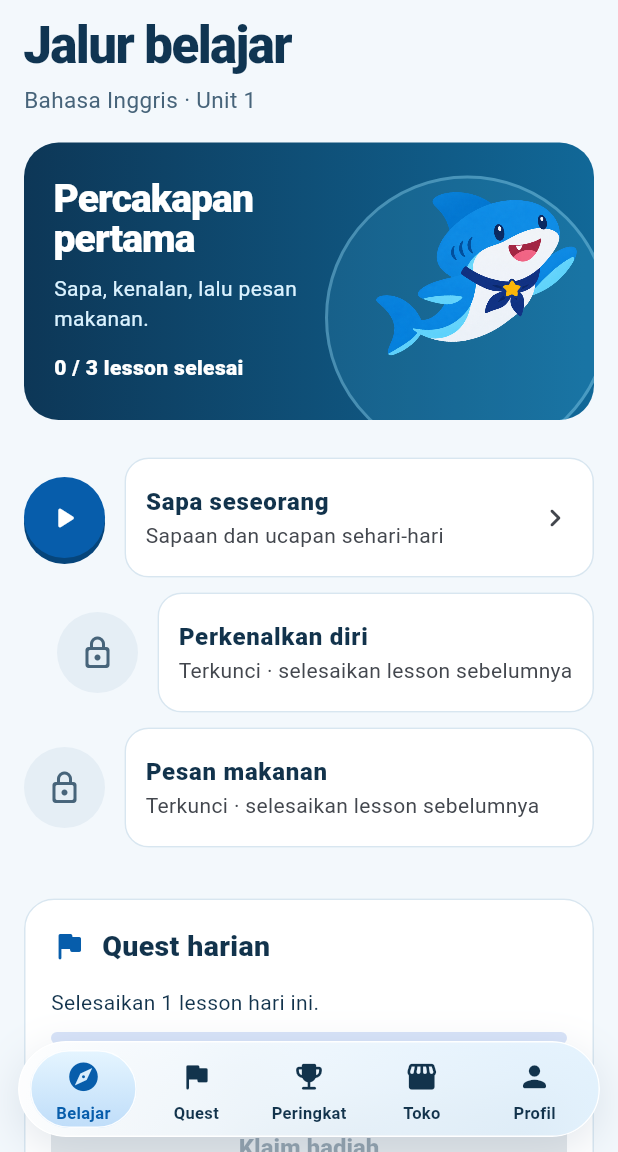
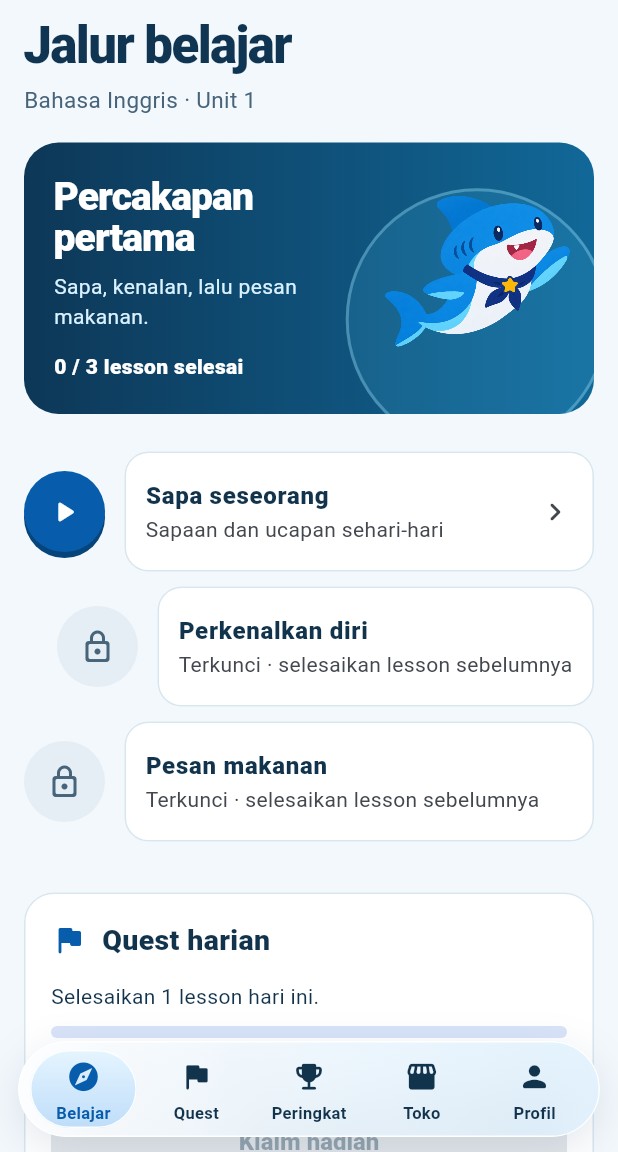
Before and after one commit to Zaimae-1/Finall-Tim-5, a Flutter app: the LearningHome screen opened directly with empty values, on a phone screen of 412 x 824 dp, the part 84-1236 px from its top. Run offline on Flutter 3.47's test engine with Material 3 defaults, Android fonts, the phone set to English and light mode, and no system bars; our stand-ins replace shared_preferences; missing offline and left inert: cryptography; accounts and stored records are empty.

Commit message:
fix: preserve shark proportions in compact banners

```diff
--- a/lib/features/learn/learning_home.dart
+++ b/lib/features/learn/learning_home.dart
@@ -578,8 +578,12 @@ class _CourseBanner extends StatelessWidget {
       ),
       child: LayoutBuilder(
         builder: (context, constraints) {
-          final art = (constraints.maxWidth * .39).clamp(92.0, 210.0);
-          return Stack(
+          final art = (constraints.maxWidth * .36).clamp(88.0, 176.0);
+          const artInset = 12.0;
+          return ConstrainedBox(
+            constraints: BoxConstraints(minHeight: art + artInset * 2),
+            child: Stack(
+              alignment: Alignment.centerLeft,
               children: [
                 Positioned(
                   right: -art * .07,
@@ -598,15 +602,15 @@ class _CourseBanner extends StatelessWidget {
                   ),
                 ),
                 Positioned(
-                right: 7,
-                top: 0,
-                bottom: 0,
+                  right: artInset,
+                  top: artInset,
+                  bottom: artInset,
                   child: Center(
                     child: SharkMascot(size: art, animate: animateMascot),
                   ),
                 ),
                 Padding(
-                padding: EdgeInsets.fromLTRB(20, 23, art + 14, 25),
+                  padding: EdgeInsets.fromLTRB(20, 22, art + artInset * 2, 22),
                   child: Column(
                     crossAxisAlignment: CrossAxisAlignment.start,
                     children: [
@@ -637,6 +641,7 @@ class _CourseBanner extends StatelessWidget {
                   ),
                 ),
               ],
+            ),
           );
         },
       ),
--- a/lib/shared/shark_mascot.dart
+++ b/lib/shared/shark_mascot.dart
@@ -108,9 +108,25 @@ class _SharkMascotState extends State<SharkMascot>
   Widget build(BuildContext context) {
     return ExcludeSemantics(
       child: RepaintBoundary(
-        child: SizedBox.square(
-          dimension: widget.size,
-          child: AnimatedBuilder(
+        child: LayoutBuilder(
+          builder: (context, constraints) {
+            final size = math.min(
+              widget.size,
+              constraints.biggest.shortestSide,
+            );
+            return Center(
+              widthFactor: 1,
+              heightFactor: 1,
+              child: SizedBox.square(dimension: size, child: _buildPose(size)),
+            );
+          },
+        ),
+      ),
+    );
+  }
+
+  Widget _buildPose(double size) {
+    return AnimatedBuilder(
       animation: _ticks,
       builder: (context, _) {
         final phase = _idle.value * math.pi * 2;
@@ -144,10 +160,7 @@ class _SharkMascotState extends State<SharkMascot>
           ),
           SharkMood.swim => (0.0, 0.0, 0.0, 1.0),
         };
-              final blink = (1 - (_idle.value - .57).abs() / .038).clamp(
-                0.0,
-                1.0,
-              );
+        final blink = (1 - (_idle.value - .57).abs() / .038).clamp(0.0, 1.0);
         final rig = _rig;
 
         return Stack(
@@ -160,10 +173,7 @@ class _SharkMascotState extends State<SharkMascot>
                 t < 1)
               CustomPaint(painter: _Bubbles(t)),
             Transform.translate(
-                    offset: Offset(
-                      swim * widget.size * .045,
-                      -(swim * .042 + lift) * widget.size,
-                    ),
+              offset: Offset(swim * size * .045, -(swim * .042 + lift) * size),
               child: Transform.rotate(
                 angle: swim * .08 + tilt,
                 child: Transform.scale(
@@ -173,8 +183,7 @@ class _SharkMascotState extends State<SharkMascot>
                           painter: _SharkPose(
                             rig: rig,
                             tail: math.sin(phase * 2),
-                                  fin:
-                                      math.sin(phase * 2 + .8) * .34 + extraFin,
+                            fin: math.sin(phase * 2 + .8) * .34 + extraFin,
                             blink: blink * .96,
                           ),
                         )
@@ -185,9 +194,6 @@ class _SharkMascotState extends State<SharkMascot>
           ],
         );
       },
-          ),
-        ),
-      ),
     );
   }
 }
```
Also changed, not shown: 1 other file. Lines whose indentation alone changed are shown as unchanged.
